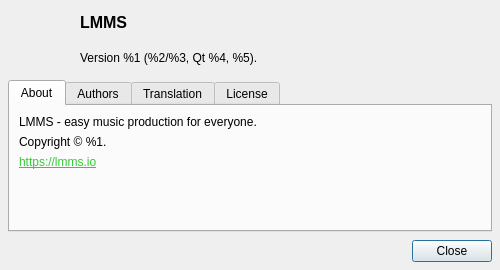
The window that src/gui/dialogs/about_dialog.ui (LMMS/lmms) describes before a commit, drawn with Qt 5.
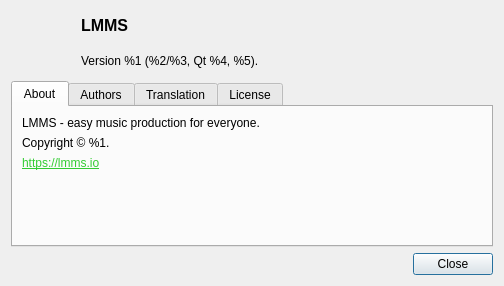
The same window after the commit.

Patch:
```diff
--- a/src/gui/dialogs/about_dialog.ui
+++ b/src/gui/dialogs/about_dialog.ui
@@ -6,20 +6,21 @@
    <rect>
     <x>0</x>
     <y>0</y>
-    <width>500</width>
-    <height>270</height>
+    <width>504</width>
+    <height>286</height>
    </rect>
   </property>
   <property name="minimumSize">
    <size>
-    <width>500</width>
-    <height>270</height>
+    <width>504</width>
+    <height>286</height>
    </size>
   </property>
   <property name="windowTitle">
    <string>About LMMS</string>
   </property>
   <layout class="QVBoxLayout" name="verticalLayout_3">
+<!--
    <property name="spacing">
     <number>8</number>
    </property>
@@ -35,6 +36,7 @@
    <property name="bottomMargin">
     <number>8</number>
    </property>
+-->
    <item>
     <layout class="QHBoxLayout" name="horizontalLayout">
      <item>
```
Left out of the diff: 4 changed lines with no effect on the pictures.
